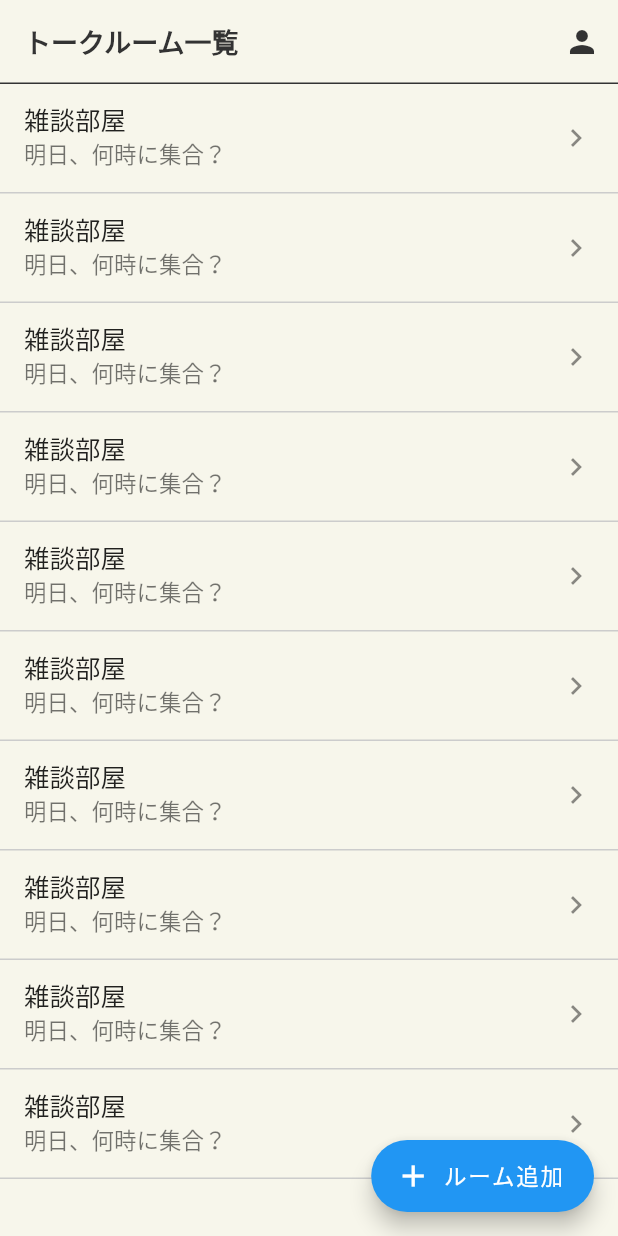
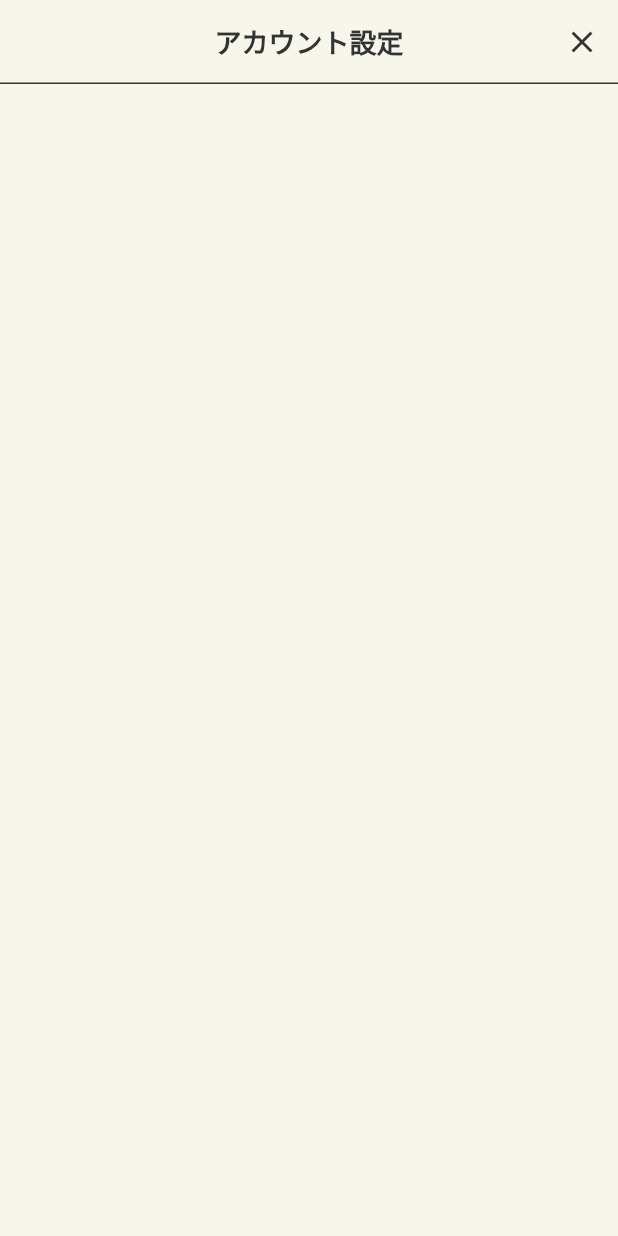
Before and after one commit to agora-creation/qr_chat_app, a Flutter app: the HomeScreen screen opened directly, after a tap on the "person" icon, on a phone screen of 412 x 824 dp. Run offline on Flutter 3.47's test engine with Material 2 defaults, Android fonts, the phone set to English and light mode, and no system bars; our stand-ins replace flutter_spinkit, modal_bottom_sheet; Roboto replaces fonts that are missing (SourceHanSerif-Bold, SourceHanSerif-Regular); statements that could not run were skipped.

Commit message:
20221020 commit

```diff
--- a/lib/helpers/functions.dart
+++ b/lib/helpers/functions.dart
@@ -1,5 +1,6 @@
 import 'package:flutter/material.dart';
 import 'package:intl/intl.dart';
+import 'package:modal_bottom_sheet/modal_bottom_sheet.dart';
 
 void pushScreen(BuildContext context, Widget widget) {
   Navigator.push(
@@ -15,6 +16,14 @@ void pushReplacementScreen(BuildContext context, Widget widget) {
   );
 }
 
+void overlayScreen(BuildContext context, Widget widget) {
+  showMaterialModalBottomSheet(
+    context: context,
+    expand: true,
+    builder: (context) => widget,
+  );
+}
+
 String dateText(String format, DateTime? date) {
   String ret = '';
   if (date != null) {
--- a/lib/screens/home.dart
+++ b/lib/screens/home.dart
@@ -1,4 +1,8 @@
 import 'package:flutter/material.dart';
+import 'package:qr_chat_app/helpers/functions.dart';
+import 'package:qr_chat_app/screens/chat.dart';
+import 'package:qr_chat_app/screens/room_add.dart';
+import 'package:qr_chat_app/screens/user.dart';
 
 class HomeScreen extends StatelessWidget {
   const HomeScreen({Key? key}) : super(key: key);
@@ -12,7 +16,7 @@ class HomeScreen extends StatelessWidget {
         title: const Text('トークルーム一覧'),
         actions: [
           IconButton(
-            onPressed: () {},
+            onPressed: () => overlayScreen(context, const UserScreen()),
             icon: const Icon(Icons.person),
           ),
         ],
@@ -24,16 +28,17 @@ class HomeScreen extends StatelessWidget {
             decoration: const BoxDecoration(
               border: Border(bottom: BorderSide(color: Color(0xFFCCCCCC))),
             ),
-            child: const ListTile(
-              title: Text('雑談部屋'),
-              subtitle: Text('明日、何時に集合？'),
-              trailing: Icon(Icons.navigate_next),
+            child: ListTile(
+              title: const Text('雑談部屋'),
+              subtitle: const Text('明日、何時に集合？'),
+              trailing: const Icon(Icons.chevron_right),
+              onTap: () => pushScreen(context, const ChatScreen()),
             ),
           );
         },
       ),
       floatingActionButton: FloatingActionButton.extended(
-        onPressed: () {},
+        onPressed: () => overlayScreen(context, const RoomAddScreen()),
         label: const Text('ルーム追加'),
         icon: const Icon(Icons.add),
         backgroundColor: Colors.blue,
--- /dev/null
+++ b/lib/screens/user.dart
@@ -0,0 +1,23 @@
+import 'package:flutter/material.dart';
+
+class UserScreen extends StatelessWidget {
+  const UserScreen({Key? key}) : super(key: key);
+
+  @override
+  Widget build(BuildContext context) {
+    return Scaffold(
+      appBar: AppBar(
+        shape: const Border(bottom: BorderSide(color: Color(0xFF333333))),
+        automaticallyImplyLeading: false,
+        centerTitle: true,
+        title: const Text('アカウント設定'),
+        actions: [
+          IconButton(
+            onPressed: () => Navigator.of(context, rootNavigator: true).pop(),
+            icon: const Icon(Icons.close),
+          ),
+        ],
+      ),
+    );
+  }
+}
--- a/pubspec.yaml
+++ b/pubspec.yaml
@@ -19,6 +19,7 @@ dependencies:
   provider: ^6.0.4
   shared_preferences: ^2.0.15
   intl: ^0.17.0
+  modal_bottom_sheet: ^2.1.2
 
 dev_dependencies:
   flutter_test:
```
Also changed, not shown: lib/screens/chat.dart (added, +26 -0 lines), lib/screens/room_add.dart (added, +23 -0 lines), pubspec.lock.
